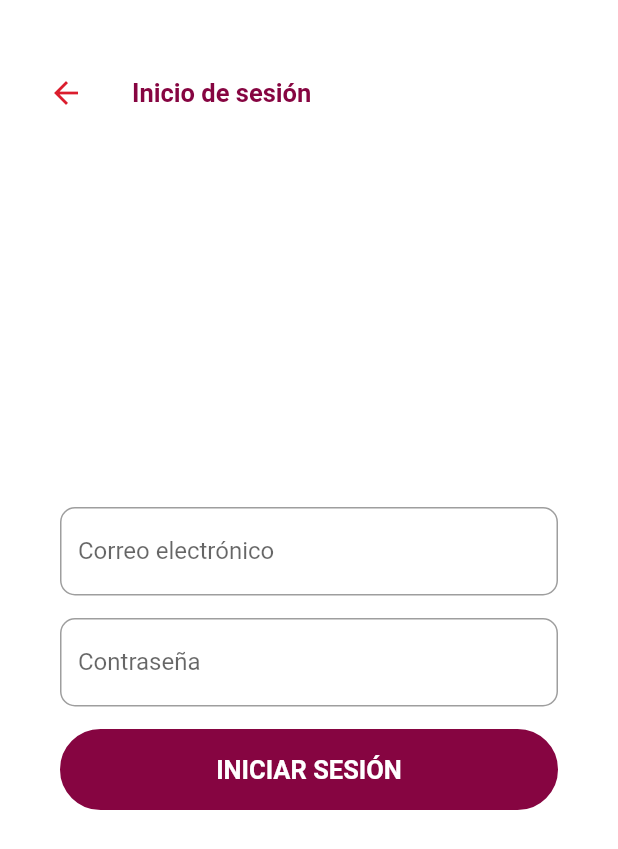
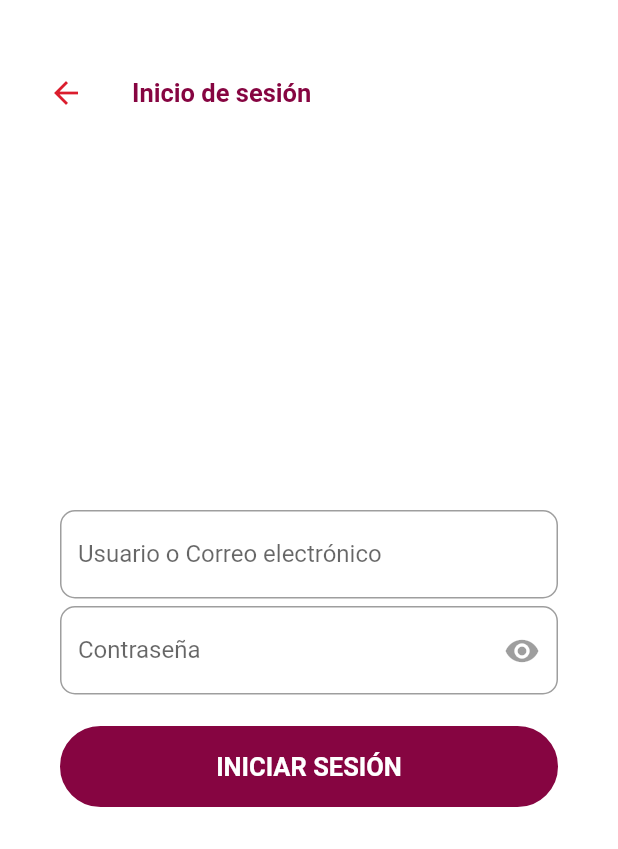
Before and after one commit to imera92/fudi_app, a Flutter app: the screen it shows after launch, after a tap on "INICIAR SESIÓN", on a phone screen of 412 x 824 dp. Shown: the top 849 px of the screen. Run offline on Flutter 3.47's test engine with Material 2 defaults, Android fonts, the phone set to English and light mode, and no system bars; our stand-ins replace oktoast, shared_preferences; network calls fail.

```diff
--- a/lib/constants.dart
+++ b/lib/constants.dart
@@ -2,3 +2,4 @@ library constants;
 
 const String API_ROOT = 'http://192.168.100.118:8000/api/movil/';
 const String API_URL_REGISTRAR_USUARIO = API_ROOT + 'registrar_usuario/';
+const String API_URL_LOGIN = API_ROOT + 'token/';
--- a/lib/main.dart
+++ b/lib/main.dart
@@ -1,22 +1,49 @@
 import 'package:flutter/material.dart';
 import 'screens/initialScreen.dart';
+import 'screens/pantallaPrincipal.dart';
 // import 'package:oktoast/oktoast.dart';
+import 'package:shared_preferences/shared_preferences.dart';
 
-void main() {
-  runApp(MyApp());
+Future main() async {
+  WidgetsFlutterBinding.ensureInitialized();
+  String rutaInicial = '';
+  SharedPreferences prefs = await SharedPreferences.getInstance();
+  bool authentication = await prefs.getBool('is_authenticated') ?? false;
+  rutaInicial = authentication ? '/' : '/pantallaInicial';
+
+  runApp(MyApp(rutaInicial));
 }
 
-class MyApp extends StatelessWidget {
-  // This widget is the root of your application.
+class MyApp extends StatefulWidget {
+  final String rutaInicial;
+
+  MyApp(this.rutaInicial);
+
+  @override
+  MyAppState createState() => MyAppState(this.rutaInicial);
+}
+
+class MyAppState extends State<MyApp> {
+  String _rutaInicial;
+
+  MyAppState(String ruta) {
+    _rutaInicial = ruta;
+  }
+
   @override
   Widget build(BuildContext context) {
     return MaterialApp(
-      title: 'Flutter Demo',
-      theme: ThemeData(
-        primarySwatch: Colors.blue,
-        visualDensity: VisualDensity.adaptivePlatformDensity,
-      ),
-      home: InitialScreen(),
+        title: 'Flutter Demo',
+        theme: ThemeData(
+          primarySwatch: Colors.blue,
+          visualDensity: VisualDensity.adaptivePlatformDensity,
+        ),
+        // home: InitialScreen(),
+        initialRoute: _rutaInicial,
+        routes: <String, WidgetBuilder>{
+          '/': (BuildContext context) => PantallaPrincipal(),
+          '/pantallaInicial': (BuildContext context) => InitialScreen(),
+        }
     );
   }
 }
--- a/lib/screens/pantallaLogin.dart
+++ b/lib/screens/pantallaLogin.dart
@@ -1,4 +1,9 @@
 import 'package:flutter/material.dart';
+import '../widgets/passwordField.dart';
+import 'package:http/http.dart' as http;
+import '../constants.dart' as Constants;
+import 'dart:convert' show jsonEncode, jsonDecode;
+import 'package:shared_preferences/shared_preferences.dart';
 
 class PantallaLogin extends StatefulWidget {
   PantallaLogin({Key key, this.title}) : super(key: key);
@@ -10,6 +15,9 @@ class PantallaLogin extends StatefulWidget {
 }
 
 class PantallaLoginState extends State<PantallaLogin> {
+  final _usuarioController = TextEditingController();
+  final _passwordController = TextEditingController();
+
   Widget _btnRegresar() {
     return FlatButton(
       color: Colors.white,
@@ -34,25 +42,12 @@ class PantallaLoginState extends State<PantallaLogin> {
   Widget _inputUsuario() {
     return Container(
       child: TextField(
+        controller: _usuarioController,
         decoration: InputDecoration(
           border: commonFieldBorder,
           focusedBorder: commonFieldFocusedBorder,
-          labelText: 'Correo electrónico',
+          labelText: 'Usuario o Correo electrónico',
         )
-      ),
-    );
-  }
-
-  Widget _inputPassword() {
-    return Container(
-      margin: EdgeInsets.only(top: 15),
-      child: TextField(
-        decoration: InputDecoration(
-          border: commonFieldBorder,
-          focusedBorder: commonFieldFocusedBorder,
-          labelText: 'Contraseña',
-        ),
-        obscureText: true,
       ),
     );
   }
@@ -60,10 +55,7 @@ class PantallaLoginState extends State<PantallaLogin> {
   Widget _btnLogin() {
     return InkWell(
       onTap: () {
-        /*Navigator.push(
-            context, MaterialPageRoute(builder: (context) => PantallaLogin())
-        );*/
-        return null;
+        _login();
       },
       child: Container(
         margin: EdgeInsets.only(top: 15),
@@ -96,6 +88,69 @@ class PantallaLoginState extends State<PantallaLogin> {
     );
   }
 
+  void _login() {
+    String usuario = _usuarioController.text;
+    String password = _passwordController.text;
+    String mensajeError = 'Lo sentimos, no puedes iniciar sesión en este momento. Vuelve a intentarlo más tarde.';
+
+    http.post(
+      Constants.API_URL_LOGIN,
+      headers: <String, String>{
+        'Content-Type': 'application/json; charset=UTF-8',
+      },
+      body: jsonEncode(<String, String>{
+        'username': usuario,
+        'password': password
+      }),
+    ).then((response) async {
+      if(response.statusCode == 200){
+        Map<String, dynamic> tokens = jsonDecode(response.body);
+
+        SharedPreferences prefs = await SharedPreferences.getInstance();
+        await prefs.setString('token_access', tokens['access']);
+        await prefs.setString('token_refresh', tokens['refresh']);
+        await prefs.setBool('is_authenticated', true);
+      } else {
+        /*if(jsonDecode(response.body)['error'] == 'userExists'){
+          mensajeError = 'Lo sentimos, el usuario/contraseña no son válidos.';
+        }*/
+        showDialog(
+            context: context,
+            builder: (BuildContext context) {
+              return AlertDialog(
+                  content: Text(mensajeError),
+                  actions: <Widget>[
+                    FlatButton(
+                      child: Text('Aceptar'),
+                      onPressed: () {
+                        Navigator.of(context).pop();
+                      },
+                    ),
+                  ]
+              );
+            }
+        );
+      }
+    }).catchError((error){
+      showDialog(
+          context: context,
+          builder: (BuildContext context) {
+            return AlertDialog(
+                content: Text(mensajeError),
+                actions: <Widget>[
+                  FlatButton(
+                    child: Text('Aceptar'),
+                    onPressed: () {
+                      Navigator.of(context).pop();
+                    },
+                  ),
+                ]
+            );
+          }
+      );
+    });
+  }
+
   @override
   Widget build(BuildContext context) {
     return Scaffold(
@@ -123,7 +178,7 @@ class PantallaLoginState extends State<PantallaLogin> {
                     mainAxisAlignment: MainAxisAlignment.center,
                     children: <Widget>[
                       _inputUsuario(),
-                      _inputPassword(),
+                      PasswordField(_passwordController),
                       _btnLogin()
                     ]
                 ),
--- /dev/null
+++ b/lib/screens/pantallaPrincipal.dart
@@ -0,0 +1,38 @@
+import 'package:flutter/material.dart';
+// import '../widgets/passwordField.dart';
+// import 'package:http/http.dart' as http;
+// import '../constants.dart' as Constants;
+// import 'dart:convert' show jsonEncode, jsonDecode;
+// import 'package:shared_preferences/shared_preferences.dart';
+
+class PantallaPrincipal extends StatefulWidget {
+  PantallaPrincipal({Key key, this.title}) : super(key: key);
+
+  final String title;
+
+  @override
+  PantallaPrincipalState createState() => PantallaPrincipalState();
+}
+
+class PantallaPrincipalState extends State<PantallaPrincipal> {
+
+  @override
+  Widget build(BuildContext context) {
+    return Scaffold(
+      body:Container(
+        padding: EdgeInsets.only(top: 30, right: 0, bottom: 40, left: 0),
+        // height: MediaQuery.of(context).size.height,
+        color: Colors.white,
+        child: Column(
+          crossAxisAlignment: CrossAxisAlignment.center,
+          // mainAxisAlignment: MainAxisAlignment.center,
+          children: <Widget>[
+            Center(
+              child: Text( 'aquí va la búsqueda de tiendas' ),
+            ),
+          ],
+        ),
+      ),
+    );
+  }
+}
--- /dev/null
+++ b/lib/widgets/passwordField.dart
@@ -0,0 +1,66 @@
+import 'package:flutter/material.dart';
+
+class PasswordField extends StatefulWidget {
+  final _passwordController;
+
+  const PasswordField(this._passwordController);
+
+  @override
+  PasswordFieldState createState() => PasswordFieldState(_passwordController);
+}
+
+class PasswordFieldState extends State<PasswordField> {
+  final _passwordController;
+  bool _ocultarPassword = true;
+  Color _iconButtonColor = Colors.black38;
+
+  PasswordFieldState(this._passwordController);
+
+  void _toggle() {
+    setState(() {
+      _ocultarPassword = !_ocultarPassword;
+      if(_ocultarPassword) {
+        _iconButtonColor = Colors.black38;
+      } else {
+        _iconButtonColor = Color.fromARGB(255, 134, 5, 65);
+      }
+    });
+  }
+
+  @override
+  Widget build(BuildContext context) {
+    return Container(
+      margin: EdgeInsets.symmetric(vertical: 5),
+      child: Stack(
+        children: <Widget>[
+          TextField(
+            controller: _passwordController,
+            decoration: InputDecoration(
+              border: OutlineInputBorder(
+                  borderRadius: const BorderRadius.all(const Radius.circular(10.0))
+              ),
+              focusedBorder: OutlineInputBorder(
+                  borderSide: const BorderSide(color: Color.fromARGB(255, 134, 5, 65), width: 2.0),
+                  borderRadius: const BorderRadius.all(const Radius.circular(10.0))
+              ),
+              labelText: 'Contraseña',
+            ),
+            obscureText: _ocultarPassword,
+          ),
+          Row(
+            mainAxisAlignment: MainAxisAlignment.end,
+            children: <Widget>[
+              IconButton(
+                icon: Icon(Icons.remove_red_eye, color: _iconButtonColor),
+                onPressed: () {
+                  _toggle();
+                },
+                padding: EdgeInsets.symmetric(vertical: 18),
+              )
+            ],
+          ),
+        ],
+      ),
+    );
+  }
+}
--- a/pubspec.yaml
+++ b/pubspec.yaml
@@ -23,6 +23,7 @@ environment:
 dependencies:
   http: ^0.12.2
   oktoast: ^2.3.2
+  shared_preferences: ^0.5.10
   flutter:
     sdk: flutter
 
```
Also changed, not shown: lib/screens/pantallaRegistro.dart (+1 -65 lines), pubspec.lock, 1 other file.
